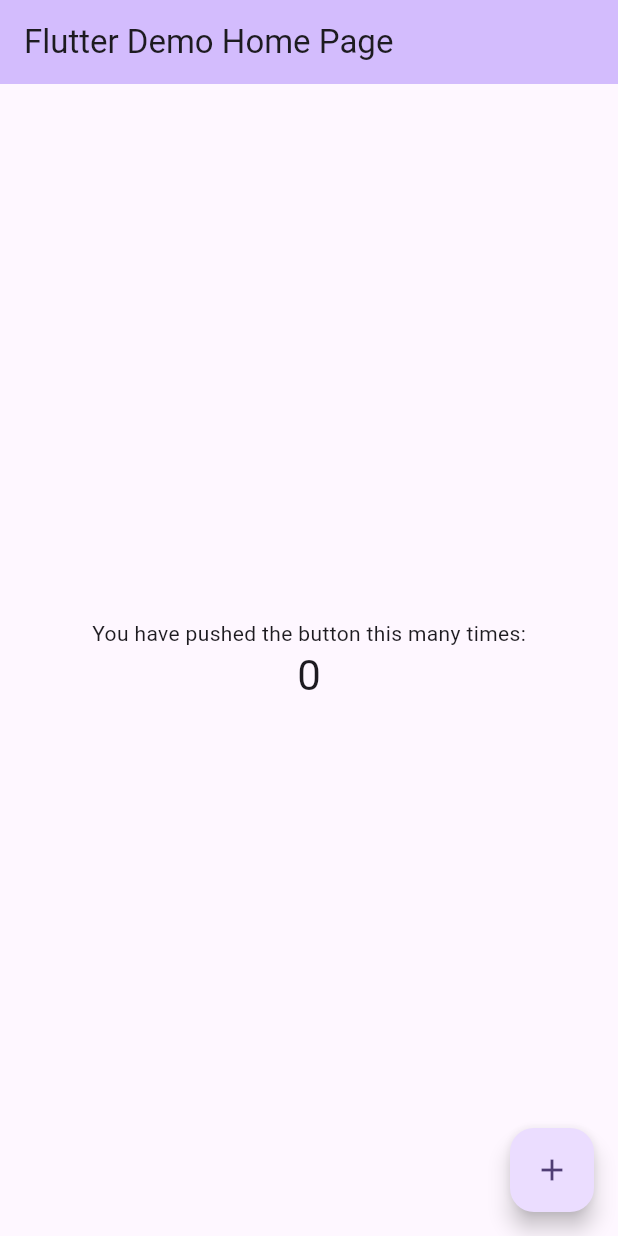
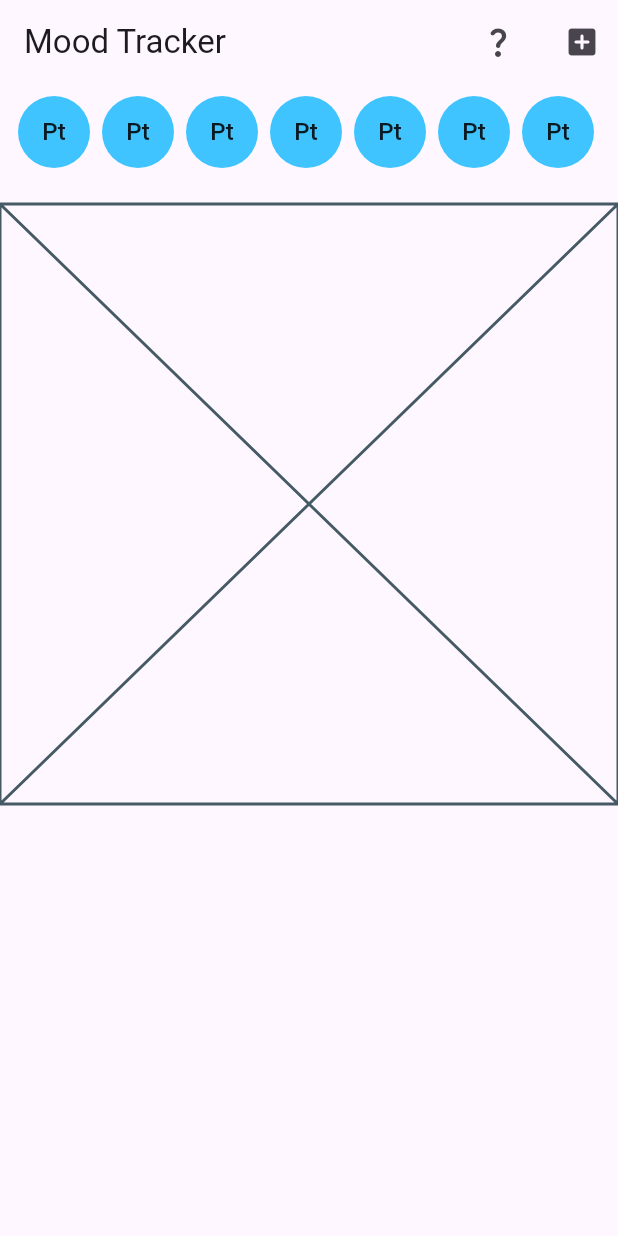
Before and after one commit to fatmanurkoroglu/MoodTracker-Flutter, a Flutter app: the screen it shows after launch, on a phone screen of 412 x 824 dp. Run offline on Flutter 3.47's test engine with Material 3 defaults, Android fonts, the phone set to English and light mode, and no system bars.

Commit message:
I coded the days row. Its hardcoded for colors and sized but it is a start. Eventually I will make it responsive

```diff
--- a/lib/main.dart
+++ b/lib/main.dart
@@ -1,122 +1,7 @@
 import 'package:flutter/material.dart';
 
+import 'package:mood_tracker_app_ftmnr/mood_tracker.dart';
+
 void main() {
-  runApp(const MyApp());
+  runApp(MaterialApp(home: MoodTracker()));
 }
-
-class MyApp extends StatelessWidget {
-  const MyApp({super.key});
-
-  // This widget is the root of your application.
-  @override
-  Widget build(BuildContext context) {
-    return MaterialApp(
-      title: 'Flutter Demo',
-      theme: ThemeData(
-        // This is the theme of your application.
-        //
-        // TRY THIS: Try running your application with "flutter run". You'll see
-        // the application has a purple toolbar. Then, without quitting the app,
-        // try changing the seedColor in the colorScheme below to Colors.green
-        // and then invoke "hot reload" (save your changes or press the "hot
-        // reload" button in a Flutter-supported IDE, or press "r" if you used
-        // the command line to start the app).
-        //
-        // Notice that the counter didn't reset back to zero; the application
-        // state is not lost during the reload. To reset the state, use hot
-        // restart instead.
-        //
-        // This works for code too, not just values: Most code changes can be
-        // tested with just a hot reload.
-        colorScheme: .fromSeed(seedColor: Colors.deepPurple),
-      ),
-      home: const MyHomePage(title: 'Flutter Demo Home Page'),
-    );
-  }
-}
-
-class MyHomePage extends StatefulWidget {
-  const MyHomePage({super.key, required this.title});
-
-  // This widget is the home page of your application. It is stateful, meaning
-  // that it has a State object (defined below) that contains fields that affect
-  // how it looks.
-
-  // This class is the configuration for the state. It holds the values (in this
-  // case the title) provided by the parent (in this case the App widget) and
-  // used by the build method of the State. Fields in a Widget subclass are
-  // always marked "final".
-
-  final String title;
-
-  @override
-  State<MyHomePage> createState() => _MyHomePageState();
-}
-
-class _MyHomePageState extends State<MyHomePage> {
-  int _counter = 0;
-
-  void _incrementCounter() {
-    setState(() {
-      // This call to setState tells the Flutter framework that something has
-      // changed in this State, which causes it to rerun the build method below
-      // so that the display can reflect the updated values. If we changed
-      // _counter without calling setState(), then the build method would not be
-      // called again, and so nothing would appear to happen.
-      _counter++;
-    });
-  }
-
-  @override
-  Widget build(BuildContext context) {
-    // This method is rerun every time setState is called, for instance as done
-    // by the _incrementCounter method above.
-    //
-    // The Flutter framework has been optimized to make rerunning build methods
-    // fast, so that you can just rebuild anything that needs updating rather
-    // than having to individually change instances of widgets.
-    return Scaffold(
-      appBar: AppBar(
-        // TRY THIS: Try changing the color here to a specific color (to
-        // Colors.amber, perhaps?) and trigger a hot reload to see the AppBar
-        // change color while the other colors stay the same.
-        backgroundColor: Theme.of(context).colorScheme.inversePrimary,
-        // Here we take the value from the MyHomePage object that was created by
-        // the App.build method, and use it to set our appbar title.
-        title: Text(widget.title),
-      ),
-      body: Center(
-        // Center is a layout widget. It takes a single child and positions it
-        // in the middle of the parent.
-        child: Column(
-          // Column is also a layout widget. It takes a list of children and
-          // arranges them vertically. By default, it sizes itself to fit its
-          // children horizontally, and tries to be as tall as its parent.
-          //
-          // Column has various properties to control how it sizes itself and
-          // how it positions its children. Here we use mainAxisAlignment to
-          // center the children vertically; the main axis here is the vertical
-          // axis because Columns are vertical (the cross axis would be
-          // horizontal).
-          //
-          // TRY THIS: Invoke "debug painting" (choose the "Toggle Debug Paint"
-          // action in the IDE, or press "p" in the console), to see the
-          // wireframe for each widget.
-          mainAxisAlignment: .center,
-          children: [
-            const Text('You have pushed the button this many times:'),
-            Text(
-              '$_counter',
-              style: Theme.of(context).textTheme.headlineMedium,
-            ),
-          ],
-        ),
-      ),
-      floatingActionButton: FloatingActionButton(
-        onPressed: _incrementCounter,
-        tooltip: 'Increment',
-        child: const Icon(Icons.add),
-      ),
-    );
-  }
-}
--- /dev/null
+++ b/lib/models/mood.dart
@@ -0,0 +1,13 @@
+enum MoodCategory { amazing, good, neutral, bad, horriable }
+
+class Mood {
+  Mood({
+    required this.date,
+    required this.moodNote,
+    required this.moodCategory,
+  });
+
+  String moodNote;
+  DateTime date;
+  MoodCategory moodCategory;
+}
--- /dev/null
+++ b/lib/mood_tracker.dart
@@ -0,0 +1,21 @@
+import 'package:flutter/material.dart';
+
+import 'package:mood_tracker_app_ftmnr/widgets/mood_tracker_screen/mood_tracker_screen.dart';
+
+class MoodTracker extends StatefulWidget {
+  const MoodTracker({super.key});
+
+  @override
+  State<StatefulWidget> createState() {
+    return _MoodTrackerState();
+  }
+}
+
+class _MoodTrackerState extends State<MoodTracker> {
+  Widget activeScreen = MoodTrackerScreen();
+
+  @override
+  Widget build(BuildContext context) {
+    return activeScreen;
+  }
+}
--- /dev/null
+++ b/lib/widgets/mood_tracker_screen/days_row/day_card.dart
@@ -0,0 +1,17 @@
+import 'package:flutter/material.dart';
+
+class DayCard extends StatelessWidget {
+  const DayCard({super.key});
+
+  @override
+  Widget build(BuildContext context) {
+    return Padding(
+      padding: EdgeInsetsGeometry.symmetric(horizontal: 4),
+      child: CircleAvatar(
+        radius: 24,
+        backgroundColor: Colors.lightBlueAccent,
+        child: Text('Pt', style: TextStyle(color: Colors.black87)),
+      ),
+    );
+  }
+}
--- /dev/null
+++ b/lib/widgets/mood_tracker_screen/days_row/days_row.dart
@@ -0,0 +1,25 @@
+import 'package:flutter/gestures.dart';
+import 'package:flutter/material.dart';
+
+import 'package:mood_tracker_app_ftmnr/models/mood.dart';
+import 'package:mood_tracker_app_ftmnr/widgets/mood_tracker_screen/days_row/day_card.dart';
+
+class DaysRow extends StatelessWidget {
+  const DaysRow({super.key, required this.moods});
+
+  final List<Mood> moods;
+
+  @override
+  Widget build(BuildContext context) {
+    return SizedBox(
+      height: 64,
+      width: 388,
+      child: ListView.builder(
+        itemCount: moods.length,
+        itemBuilder: (context, index) => DayCard(),
+        scrollDirection: Axis.horizontal,
+        reverse: true,
+      ),
+    );
+  }
+}
--- /dev/null
+++ b/lib/widgets/mood_tracker_screen/mood_tracker_screen.dart
@@ -0,0 +1,98 @@
+import 'package:flutter/material.dart';
+
+import 'package:mood_tracker_app_ftmnr/models/mood.dart';
+import 'package:mood_tracker_app_ftmnr/widgets/mood_tracker_screen/days_row/days_row.dart';
+import 'package:mood_tracker_app_ftmnr/widgets/mood_tracker_screen/moods_list/moods_list.dart';
+
+class MoodTrackerScreen extends StatefulWidget {
+  const MoodTrackerScreen({super.key});
+
+  @override
+  State<StatefulWidget> createState() {
+    return _MoodTrackerScreenState();
+  }
+}
+
+class _MoodTrackerScreenState extends State<MoodTrackerScreen> {
+  final List<Mood> _registeredMoods = [
+    Mood(
+      date: DateTime.now(),
+      moodNote: 'Here is note',
+      moodCategory: MoodCategory.amazing,
+    ),
+    Mood(
+      date: DateTime.now(),
+      moodNote: 'Here is note',
+      moodCategory: MoodCategory.amazing,
+    ),
+    Mood(
+      date: DateTime.now(),
+      moodNote: 'Here is note',
+      moodCategory: MoodCategory.amazing,
+    ),
+    Mood(
+      date: DateTime.now(),
+      moodNote: 'Here is note',
+      moodCategory: MoodCategory.amazing,
+    ),
+    Mood(
+      date: DateTime.now(),
+      moodNote: 'Here is note',
+      moodCategory: MoodCategory.amazing,
+    ),
+    Mood(
+      date: DateTime.now(),
+      moodNote: 'Here is note',
+      moodCategory: MoodCategory.amazing,
+    ),
+    Mood(
+      date: DateTime.now(),
+      moodNote: 'Here is note',
+      moodCategory: MoodCategory.amazing,
+    ),
+    Mood(
+      date: DateTime.now(),
+      moodNote: 'Here is note',
+      moodCategory: MoodCategory.amazing,
+    ),
+    Mood(
+      date: DateTime.now(),
+      moodNote: 'Here is note',
+      moodCategory: MoodCategory.amazing,
+    ),
+    Mood(
+      date: DateTime.now(),
+      moodNote: 'Here is note',
+      moodCategory: MoodCategory.amazing,
+    ),
+  ];
+
+  @override
+  Widget build(BuildContext context) {
+    return Scaffold(
+      appBar: AppBar(
+        title: const Text('Mood Tracker'),
+        actions: [
+          Row(
+            children: [
+              IconButton(
+                onPressed: () {},
+                icon: Icon(Icons.question_mark_rounded),
+              ),
+              const SizedBox(width: 8),
+              IconButton(onPressed: () {}, icon: Icon(Icons.add_box_rounded)),
+            ],
+          ),
+        ],
+      ),
+
+      body: Column(
+        children: [
+          DaysRow(moods: _registeredMoods),
+          SizedBox(height: 16),
+          MoodsList(),
+        ],
+      ),
+    );
+  }
+}
--- /dev/null
+++ b/lib/widgets/mood_tracker_screen/moods_list/mood_item.dart
@@ -0,0 +1,14 @@
+import 'package:flutter/material.dart';
+
+import 'package:mood_tracker_app_ftmnr/models/mood.dart';
+
+class MoodItem extends StatelessWidget {
+  const MoodItem({super.key, required this.mood});
+
+  final Mood mood;
+
+  @override
+  Widget build(BuildContext context) {
+    return Card(child: Text('This is a mood item'));
+  }
+}
--- /dev/null
+++ b/lib/widgets/mood_tracker_screen/moods_list/moods_list.dart
@@ -0,0 +1,15 @@
+import 'package:flutter/material.dart';
+
+class MoodsList extends StatefulWidget {
+  const MoodsList({super.key});
+
+  @override
+  State<MoodsList> createState() => _MoodsListState();
+}
+
+class _MoodsListState extends State<MoodsList> {
+  @override
+  Widget build(BuildContext context) {
+    return const Placeholder();
+  }
+}
```
